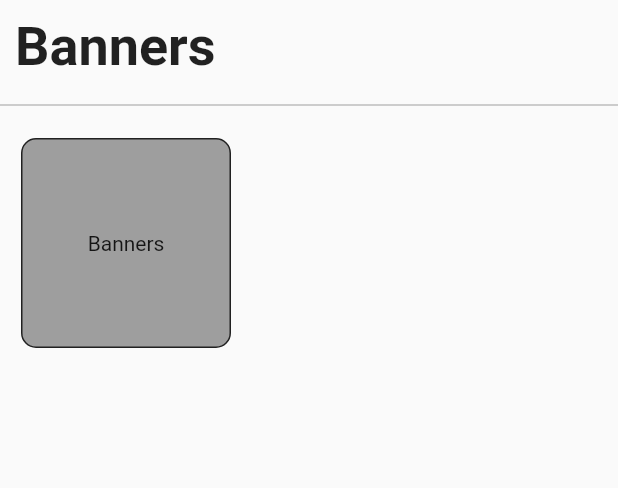
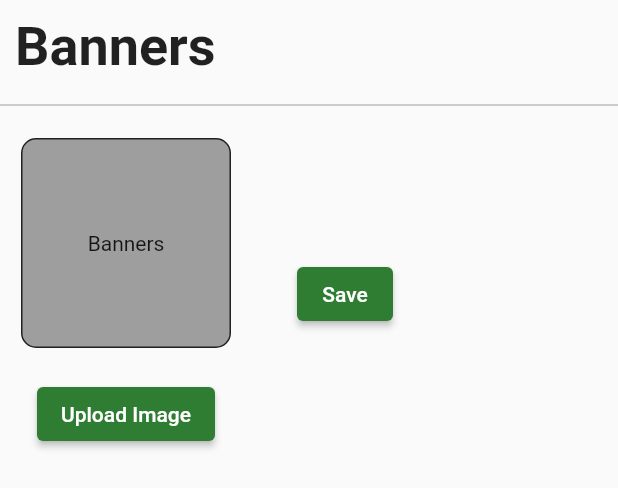
Before and after one commit to Briankurtish/multiVendor-AdminPanel, a Flutter app: the UploadBannerScreen widget shown alone on an empty page, opened directly, on a phone screen of 412 x 824 dp. Shown: the top 488 px of the screen. Run offline on Flutter 3.47's test engine with Material 2 defaults, Android fonts, the phone set to English and light mode, and no system bars; missing offline and left inert: flutter_admin_scaffold.

Commit message:
added 2 buttons for the upload screen and added styling to the buttons

```diff
--- a/multivendor_admin_pannel/lib/views/screens/main_screen.dart
+++ b/multivendor_admin_pannel/lib/views/screens/main_screen.dart
@@ -71,7 +71,7 @@ class _MainScreenState extends State<MainScreen> {
     return AdminScaffold(
       backgroundColor: Colors.white,
       appBar: AppBar(
-        backgroundColor: Colors.yellow.shade900,
+        backgroundColor: Colors.green.shade800,
         title: Text("Admin Panel"),
       ),
       sideBar: SideBar(
--- a/multivendor_admin_pannel/lib/views/screens/side_bar_screens/upload_banner_screen.dart
+++ b/multivendor_admin_pannel/lib/views/screens/side_bar_screens/upload_banner_screen.dart
@@ -26,7 +26,9 @@ class UploadBannerScreen extends StatelessWidget {
             children: [
               Padding(
                 padding: const EdgeInsets.all(14.0),
-                child: Container(
+                child: Column(
+                  children: [
+                    Container(
                       height: 140,
                       width: 140,
                       decoration: BoxDecoration(
@@ -40,6 +42,28 @@ class UploadBannerScreen extends StatelessWidget {
                         child: Text("Banners"),
                       ),
                     ),
+                    SizedBox(
+                      height: 20,
+                    ),
+                    ElevatedButton(
+                      style: ElevatedButton.styleFrom(
+                        primary: Colors.green.shade800,
+                      ),
+                      onPressed: () {},
+                      child: Text("Upload Image"),
+                    ),
+                  ],
+                ),
+              ),
+              SizedBox(
+                width: 30,
+              ),
+              ElevatedButton(
+                style: ElevatedButton.styleFrom(
+                  primary: Colors.green.shade800,
+                ),
+                onPressed: () {},
+                child: Text("Save"),
               ),
             ],
           ),
```
Lines whose indentation alone changed are shown as unchanged.
